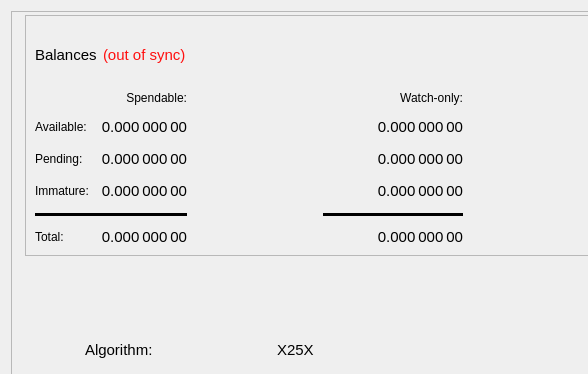
Before: the Qt Designer form src/qt/forms/overviewpage.ui in HTHcoin/helpthehomelesscoin, drawn with Qt 5; both pictures show x 0 to 588 and y 0 to 374 of the 1000 by 646 pixel window.
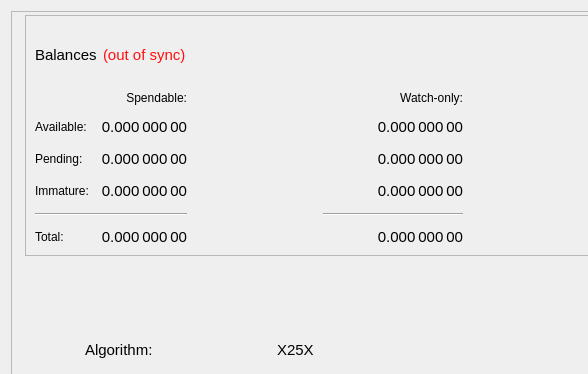
After: the same form once the commit is applied.

```diff
--- a/src/qt/forms/overviewpage.ui
+++ b/src/qt/forms/overviewpage.ui
@@ -971,7 +971,7 @@
             </size>
            </property>
            <property name="styleSheet">
-            <string notr="true">background-color: #000;</string>
+            <string notr="true"/>
            </property>
            <property name="orientation">
             <enum>Qt::Horizontal</enum>
@@ -981,7 +981,7 @@
          <item row="4" column="0" colspan="2">
           <widget class="Line" name="lineSpendableBalance">
            <property name="styleSheet">
-            <string notr="true">background-color: #000;</string>
+            <string notr="true"/>
            </property>
            <property name="lineWidth">
             <number>1</number>
```
